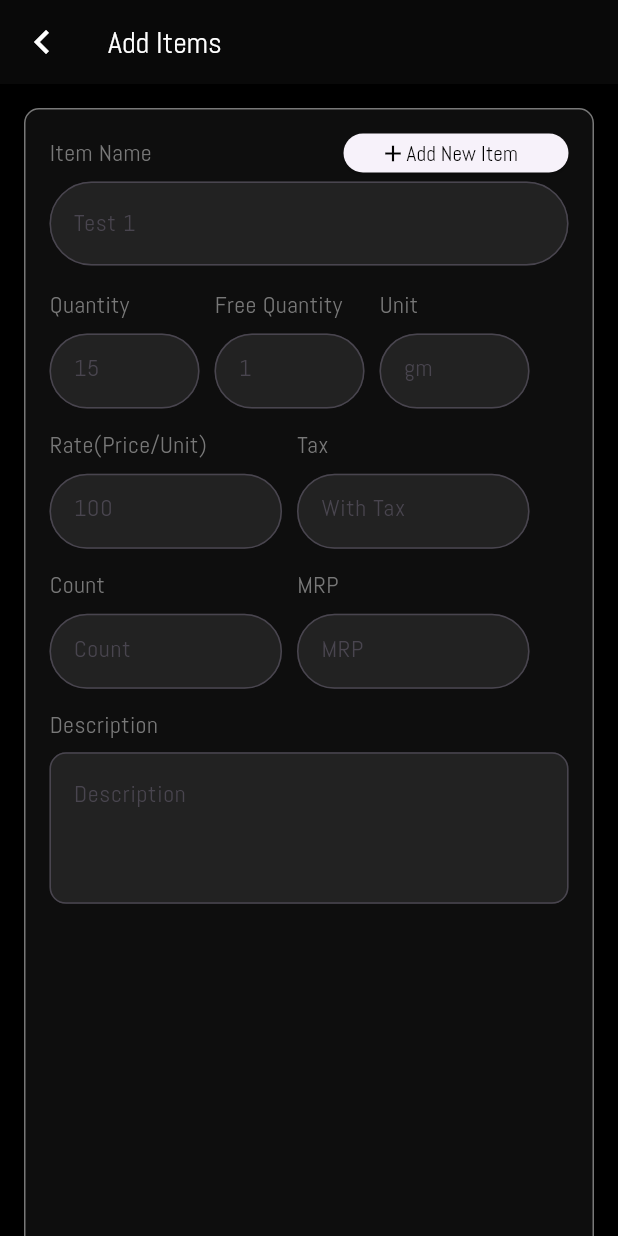
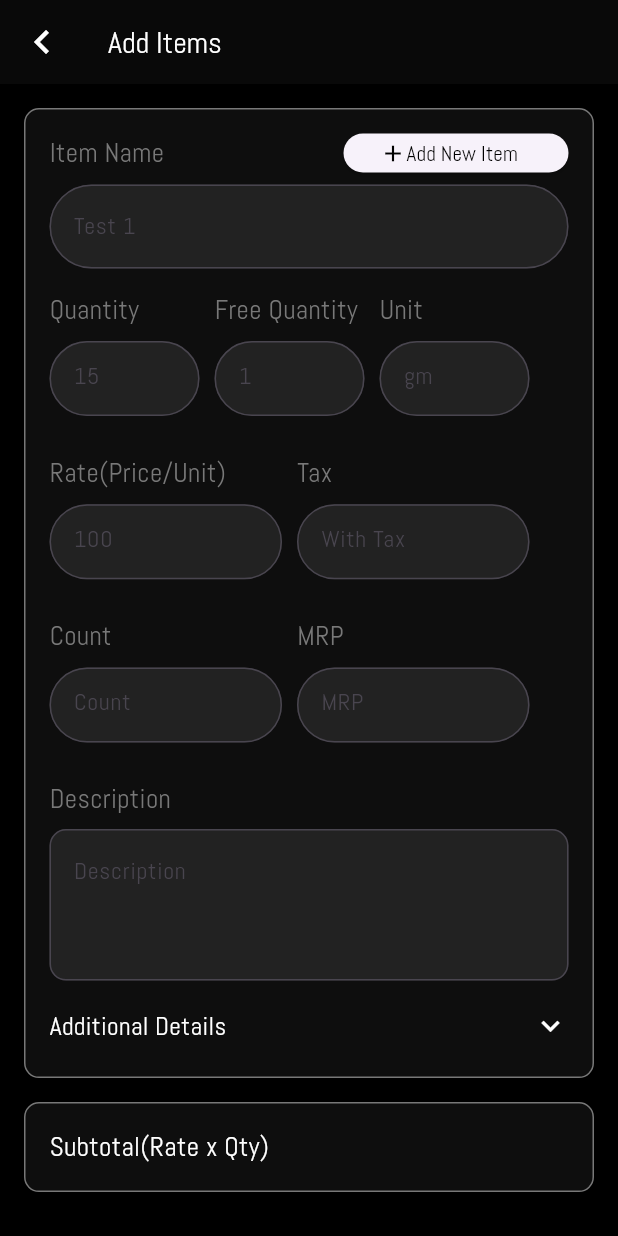
Before and after one commit to iamayushsharmaa/Style-Check, a Flutter app: the screen it shows after launch, on a phone screen of 412 x 824 dp. Run offline on Flutter 3.47's test engine with Material 3 defaults, Android fonts, the light colour scheme and no system bars; our stand-ins replace go_router.

Commit message:
subtotal container

```diff
--- a/lib/presentation/screens/add_items.dart
+++ b/lib/presentation/screens/add_items.dart
@@ -1,5 +1,6 @@
 import 'package:flutter/material.dart';
 import 'package:stylecheck/presentation/widgets/add_new_item_widget.dart';
+import 'package:stylecheck/presentation/widgets/total_item_widget.dart';
 
 class AddItems extends StatelessWidget {
   const AddItems({super.key});
@@ -14,15 +15,20 @@ class AddItems extends StatelessWidget {
           'Add Items',
           style: TextStyle(fontSize: 20, color: Colors.white),
         ),
-        leading: Icon(Icons.keyboard_arrow_left_outlined, size: 32, color: Colors.white,),
-
+        leading: Icon(
+          Icons.keyboard_arrow_left_outlined,
+          size: 32,
+          color: Colors.white,
+        ),
       ),
       body: SingleChildScrollView(
         padding: const EdgeInsets.all(16.0),
         child: Column(
           children: [
-            AddNewItemWidget()
-            ]
+            AddNewItemWidget(),
+            SizedBox(height: 16),
+            TotalItemWidget(),
+          ],
         ),
       ),
     );
--- a/lib/presentation/widgets/add_new_item_widget.dart
+++ b/lib/presentation/widgets/add_new_item_widget.dart
@@ -20,11 +20,12 @@ class _AddNewItemWidgetState extends State<AddNewItemWidget> {
   final TextEditingController color = TextEditingController();
   final TextEditingController size = TextEditingController();
 
+  bool toggleAdditionDetails = false;
+
   @override
   Widget build(BuildContext context) {
     return Container(
       width: double.infinity,
-      height: 800,
       decoration: BoxDecoration(
         color: Color(0xFF0E0E0E),
         borderRadius: BorderRadius.circular(10),
@@ -33,13 +34,14 @@ class _AddNewItemWidgetState extends State<AddNewItemWidget> {
       child: Padding(
         padding: const EdgeInsets.all(16.0),
         child: Column(
+          crossAxisAlignment: CrossAxisAlignment.start,
           children: [
             Row(
               mainAxisAlignment: MainAxisAlignment.spaceBetween,
               children: [
                 Text(
                   'Item Name',
-                  style: TextStyle(fontSize: 16, color: Color(0xFF787878)),
+                  style: TextStyle(fontSize: 18, color: Color(0xFF787878)),
                 ),
                 SizedBox(
                   height: 26,
@@ -59,7 +61,7 @@ class _AddNewItemWidgetState extends State<AddNewItemWidget> {
                 ),
               ],
             ),
-            SizedBox(height: 6),
+            SizedBox(height: 8),
             SizedBox(
               height: 58,
               child: TextField(
@@ -113,6 +115,35 @@ class _AddNewItemWidgetState extends State<AddNewItemWidget> {
             ),
             SizedBox(height: 12.39),
             descriptionWidget(description),
+            SizedBox(height: 18),
+            GestureDetector(
+              onTap: () {
+                setState(() {
+                  toggleAdditionDetails = !toggleAdditionDetails;
+                });
+              },
+              child: Row(
+                mainAxisAlignment: MainAxisAlignment.spaceBetween,
+                children: [
+                  Text(
+                    'Additional Details',
+                    style: TextStyle(fontSize: 17, color: Colors.white),
+                  ),
+                  Icon(
+                    toggleAdditionDetails ? Icons.keyboard_arrow_up : Icons.keyboard_arrow_down,
+                    color: Colors.white,
+                    size: 24,
+                  ),
+                ],
+              ),
+            ),
+            SizedBox(height: 6),
+            toggleAdditionDetails
+                ? Row(
+                    mainAxisAlignment: MainAxisAlignment.spaceBetween,
+                    children: [colorSizePicker(true), colorSizePicker(false)],
+                  )
+                : Container(),
           ],
         ),
       ),
@@ -129,7 +160,7 @@ class _AddNewItemWidgetState extends State<AddNewItemWidget> {
     return Column(
       crossAxisAlignment: CrossAxisAlignment.start,
       children: [
-        Text(label, style: TextStyle(fontSize: 16, color: Color(0xFF787878))),
+        Text(label, style: TextStyle(fontSize: 18, color: Color(0xFF787878))),
         SizedBox(height: 8),
         SizedBox(
           height: height,
@@ -152,6 +183,7 @@ class _AddNewItemWidgetState extends State<AddNewItemWidget> {
             ),
           ),
         ),
+        SizedBox(height: 12.39),
       ],
     );
   }
@@ -162,7 +194,7 @@ class _AddNewItemWidgetState extends State<AddNewItemWidget> {
       children: [
         Text(
           'Description',
-          style: TextStyle(fontSize: 16, color: Color(0xFF787878)),
+          style: TextStyle(fontSize: 18, color: Color(0xFF787878)),
         ),
         SizedBox(height: 7),
         SizedBox(
@@ -189,4 +221,42 @@ class _AddNewItemWidgetState extends State<AddNewItemWidget> {
       ],
     );
   }
+
+  Widget colorSizePicker(bool isColorPicker) {
+    return Column(
+      crossAxisAlignment: CrossAxisAlignment.start,
+      children: [
+        SizedBox(height: 6),
+        Text(
+          isColorPicker ? 'Color' : 'Size',
+          style: TextStyle(fontSize: 18, color: Color(0xFF787878)),
+        ),
+        SizedBox(height: 6),
+        Container(
+          height: 58.92,
+          width: 160,
+          decoration: BoxDecoration(
+            color: Color(0xFF222222),
+            borderRadius: BorderRadius.circular(35.41),
+            border: Border.all(width: 0.89, color: Color(0xFF333333)),
+          ),
+          child: Padding(
+            padding: const EdgeInsets.all(16.0),
+            child: Row(
+              mainAxisAlignment: MainAxisAlignment.spaceBetween,
+              children: [
+                Text(
+                  isColorPicker ? 'Choose color' : 'Choose size',
+                  style: TextStyle(fontSize: 18, color: Colors.white),
+                ),
+                isColorPicker
+                    ? Icon(Icons.color_lens_outlined, color: Colors.red)
+                    : Container(),
+              ],
+            ),
+          ),
+        ),
+      ],
+    );
+  }
 }
--- a/lib/presentation/widgets/total_item_widget.dart
+++ b/lib/presentation/widgets/total_item_widget.dart
@@ -6,10 +6,30 @@ class TotalItemWidget extends StatelessWidget {
   @override
   Widget build(BuildContext context) {
     return Container(
+      width: double.infinity,
       decoration: BoxDecoration(
-        color: Color(0xFF0E0E0E)
+        color: Color(0xFF0E0E0E),
+        borderRadius: BorderRadius.circular(10),
+        border: Border.all(color: Color(0xFF787878), width: 1),
       ),
-      child: Column(),
+      child: Padding(
+        padding: const EdgeInsets.all(16.0),
+        child: Column(
+          crossAxisAlignment: CrossAxisAlignment.start,
+          children: [
+            Row(
+              mainAxisAlignment: MainAxisAlignment.spaceBetween,
+              children: [
+                Text(
+                  'Subtotal(Rate x Qty)',
+                  style: TextStyle(fontSize: 18, color: Colors.white),
+                ),
+                Text('', style: TextStyle(fontSize: 18, color: Colors.white)),
+              ],
+            ),
+          ],
+        ),
+      ),
     );
   }
 }
```
